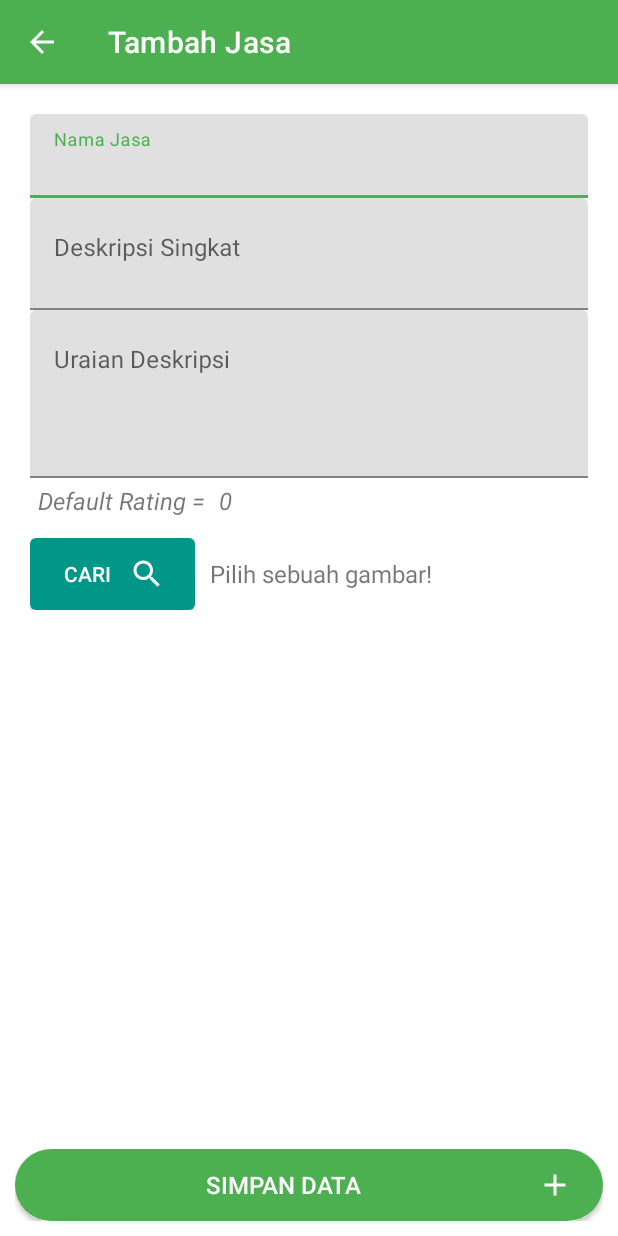
After one commit to Dimasrioardianto/Online-Service, an Android app: the AddJasaActivity screen opened directly, with no data from a screen before it, on a phone screen of 412 x 824 dp. The commit adds this screen. Run offline under Robolectric (Android 15) with nearby library versions, the phone set to English and light mode, and no system bars; libraries missing offline, so code that uses them is left out: com.github.dhaval2404.imagepicker, pub.devrel.easypermissions; pictures from the network do not load.

Commit message:
Update commit "4 modul 11_Tmbah jasa"

```diff
--- a/app/build.gradle.kts
+++ b/app/build.gradle.kts
@@ -77,4 +77,8 @@ dependencies {
 // Library untuk logging hasil request API
     implementation("com.squareup.okhttp3:logging-interceptor:4.11.0")
 
+    //Library utk permission dan file picker
+    implementation("pub.devrel:easypermissions:3.0.0")
+    implementation("com.github.dhaval2404:imagepicker:2.1")
+
 }
--- a/app/src/main/java/id/ac/polbeng/ardianto/onlineservice/services/JasaService.kt
+++ b/app/src/main/java/id/ac/polbeng/ardianto/onlineservice/services/JasaService.kt
@@ -1,10 +1,34 @@
 package id.ac.polbeng.ardianto.onlineservice.services
 
+import id.ac.polbeng.ardianto.onlineservice.models.DefaultResponse
 import id.ac.polbeng.ardianto.onlineservice.models.JasaResponse
-
+import okhttp3.MultipartBody
+import okhttp3.RequestBody
 import retrofit2.Call
 import retrofit2.http.GET
+import retrofit2.http.Multipart
+import retrofit2.http.POST
+import retrofit2.http.Part
+import retrofit2.http.Path
+
 interface JasaService {
     @GET("services")
-    fun getJasa() : Call<JasaResponse>
+    fun getJasa(): Call<JasaResponse>
+
+    @GET("userServices/{id}")
+    fun getJasaUser(
+        @Path("id") id: Int
+    ): Call<JasaResponse>
+
+    @Multipart
+    @POST("services")
+    fun addJasa(
+        @Part image: MultipartBody.Part,
+        @Part("id_user") idUser: RequestBody,
+        @Part("nama_jasa") namaJasa: RequestBody,
+        @Part("deskripsi_singkat") deskripsiSingkat: RequestBody,
+        @Part("uraian_deskripsi") uraianDeskripsi: RequestBody,
+        @Part("rating") rating: RequestBody,
+        @Part("file") gambar: RequestBody
+    ) : Call<DefaultResponse>
 }
--- /dev/null
+++ b/app/src/main/res/drawable/baseline_add_24.xml
@@ -0,0 +1,5 @@
+<vector xmlns:android="http://schemas.android.com/apk/res/android" android:height="24dp" android:tint="#FFFFFF" android:viewportHeight="24" android:viewportWidth="24" android:width="24dp">
+
+    <path android:fillColor="@android:color/white" android:pathData="M19,13h-6v6h-2v-6H5v-2h6V5h2v6h6v2z"/>
+
+</vector>
--- /dev/null
+++ b/app/src/main/res/drawable/baseline_search_24.xml
@@ -0,0 +1,5 @@
+<vector xmlns:android="http://schemas.android.com/apk/res/android" android:height="24dp" android:tint="#FFFFFF" android:viewportHeight="24" android:viewportWidth="24" android:width="24dp">
+
+    <path android:fillColor="@android:color/white" android:pathData="M15.5,14h-0.79l-0.28,-0.27C15.41,12.59 16,11.11 16,9.5 16,5.91 13.09,3 9.5,3S3,5.91 3,9.5 5.91,16 9.5,16c1.61,0 3.09,-0.59 4.23,-1.57l0.27,0.28v0.79l5,4.99L20.49,19l-4.99,-5zM9.5,14C7.01,14 5,11.99 5,9.5S7.01,5 9.5,5 14,7.01 14,9.5 11.99,14 9.5,14z"/>
+
+</vector>
--- /dev/null
+++ b/app/src/main/res/layout/activity_add_jasa.xml
@@ -0,0 +1,155 @@
+<?xml version="1.0" encoding="utf-8"?>
+<RelativeLayout xmlns:android="http://schemas.android.com/apk/res/android"
+    xmlns:tools="http://schemas.android.com/tools"
+    android:layout_width="match_parent"
+    android:layout_height="match_parent"
+    android:padding="10dp"
+    tools:context=".activities.AddJasaActivity">
+
+    <ScrollView
+        android:id="@+id/svData"
+        android:layout_width="match_parent"
+        android:layout_height="match_parent"
+        android:layout_above="@+id/btnAddJasa"
+        android:layout_marginBottom="16dp">
+
+        <LinearLayout
+            android:id="@+id/llData"
+            android:layout_width="match_parent"
+            android:layout_height="wrap_content"
+            android:orientation="vertical"
+            android:layout_margin="10dp">
+
+            <com.google.android.material.textfield.TextInputLayout
+                android:id="@+id/tvNamaJasa"
+                android:layout_width="match_parent"
+                android:layout_height="wrap_content">
+
+                <com.google.android.material.textfield.TextInputEditText
+                    android:id="@+id/etNamaJasa"
+                    android:layout_width="match_parent"
+                    android:layout_height="wrap_content"
+                    android:hint="@string/nama_jasa" />
+            </com.google.android.material.textfield.TextInputLayout>
+
+            <com.google.android.material.textfield.TextInputLayout
+                android:id="@+id/tvDeskripsiSingkat"
+                android:layout_width="match_parent"
+                android:layout_height="wrap_content">
+
+                <com.google.android.material.textfield.TextInputEditText
+                    android:id="@+id/etDeskripsiSingkat"
+                    android:layout_width="match_parent"
+                    android:layout_height="wrap_content"
+                    android:hint="@string/deskripsi_singkat"
+                    android:inputType="textCapSentences|textMultiLine"
+                    android:maxLines="3"
+                    android:minLines="2"
+                    android:gravity="top"/>
+            </com.google.android.material.textfield.TextInputLayout>
+
+            <com.google.android.material.textfield.TextInputLayout
+                android:id="@+id/tvUraianDeskripsi"
+                android:layout_width="match_parent"
+                android:layout_height="wrap_content">
+
+                <com.google.android.material.textfield.TextInputEditText
+                    android:id="@+id/etUraianDeskripsi"
+                    android:layout_width="match_parent"
+                    android:layout_height="match_parent"
+                    android:gravity="top"
+                    android:hint="@string/uraian_deskripsi"
+                    android:inputType="textCapSentences|textMultiLine"
+                    android:maxLines="5"
+                    android:minLines="4"/>
+            </com.google.android.material.textfield.TextInputLayout>
+
+            <LinearLayout
+                android:orientation="horizontal"
+                android:layout_width="match_parent"
+                android:layout_height="30dp"
+                android:layout_marginBottom="10dp">
+
+                <TextView
+                    android:id="@+id/tvJudulRating"
+                    android:layout_width="wrap_content"
+                    android:layout_height="match_parent"
+                    android:text="@string/default_rating"
+                    android:textSize="16sp"
+                    android:gravity="center_vertical"
+                    android:layout_marginStart="5dp" />
+
+                <TextView
+                    android:id="@+id/tvRating"
+                    android:layout_width="match_parent"
+                    android:layout_height="match_parent"
+                    android:text="@string/nol"
+                    android:textSize="16sp"
+                    android:gravity="center_vertical"
+                    android:layout_marginStart="5dp"/>
+            </LinearLayout>
+
+            <LinearLayout
+                android:id="@+id/llImage"
+                android:layout_width="match_parent"
+                android:layout_height="wrap_content"
+                android:orientation="horizontal">
+
+                <androidx.appcompat.widget.AppCompatButton
+                    android:id="@+id/btnCari"
+                    android:layout_width="110dp"
+                    android:layout_height="wrap_content"
+                    android:text="@string/cari"
+                    android:background="@drawable/button_style4"
+                    android:textColor="@android:color/white"
+                    android:textSize="14sp"
+                    android:paddingStart="10dp"
+                    android:paddingEnd="20dp"
+                    android:drawableEnd="@drawable/baseline_search_24"/>
+
+                <TextView
+                    android:id="@+id/tvImage"
+                    android:layout_width="match_parent"
+                    android:layout_height="match_parent"
+                    android:gravity="center_vertical"
+                    android:text="@string/pilih_gambar"
+                    android:textSize="16sp"
+                    android:layout_marginStart="10dp"
+                    android:textAppearance="@style/Base.TextAppearance.AppCompat.Small" />
+            </LinearLayout>
+
+            <ImageView
+                android:id="@+id/imgJasa"
+                android:layout_width="300dp"
+                android:layout_height="200dp"
+                android:layout_gravity="center_horizontal"
+                android:layout_marginTop="10dp"
+                android:layout_marginBottom="10dp"
+                android:scaleType="fitXY"
+                android:contentDescription="@string/app_name" />
+        </LinearLayout>
+
+    </ScrollView>
+
+    <androidx.appcompat.widget.AppCompatButton
+        android:id="@+id/btnAddJasa"
+        android:layout_width="match_parent"
+        android:layout_height="wrap_content"
+        android:layout_alignParentBottom="true"
+        android:text="@string/simpan_data"
+        android:background="@drawable/button_style2"
+        android:textColor="@android:color/white"
+        android:textSize="16sp"
+        android:paddingStart="10dp"
+        android:paddingEnd="20dp"
+        android:drawableEnd="@drawable/baseline_add_24"/>
+
+    <ProgressBar
+        android:id="@+id/progressBar"
+        android:layout_width="wrap_content"
+        android:layout_height="wrap_content"
+        android:layout_centerInParent="true"
+        style="?android:attr/progressBarStyle"
+        android:visibility="gone"/>
+
+</RelativeLayout>
--- a/app/src/main/res/values/strings.xml
+++ b/app/src/main/res/values/strings.xml
@@ -55,4 +55,19 @@ drawer</string>
     <string name="service_ac_barokah">Service AC Barokah</string>
     <string name="deskripsi_ringkas">Melayani service ac rumah, kantor,gedung dll</string>
     <string name="rating">4</string>
+    <!--form detail jasa-->
+    <string name="detail_jasa">Detail Jasa</string>
+    <string name="nama_jasa">Nama Jasa</string>
+    <string name="penyedia">Penyedia</string>
+    <string name="kontak">Kontak</string>
+    <string name="newrating">Rating</string>
+    <string name="deskripsi_singkat">Deskripsi Singkat</string>
+    <string name="uraian_deskripsi">Uraian Deskripsi</string>
+    <!--form add jasa-->
+    <string name="tambah_jasa">Tambah Jasa</string>
+    <string name="default_rating"><i>Default Rating = </i></string>
+    <string name="nol"><i>0</i></string>
+    <string name="cari">Cari</string>
+    <string name="pilih_gambar">Pilih sebuah gambar!</string>
+    <string name="simpan_data">&#160;Simpan Data&#160;</string>
 </resources>
--- a/settings.gradle.kts
+++ b/settings.gradle.kts
@@ -16,6 +16,9 @@ dependencyResolutionManagement {
     repositories {
         google()
         mavenCentral()
+        maven {
+            url = uri("https://jitpack.io")
+        }
     }
 }
 
```
Also changed, not shown: app/src/main/AndroidManifest.xml (+30 -6 lines), app/src/main/java/id/ac/polbeng/ardianto/onlineservice/activities/AddJasaActivity.kt (added, +158 -0 lines), app/src/main/java/id/ac/polbeng/ardianto/onlineservice/activities/DetailJasaActivity.kt (added, +33 -0 lines), app/src/main/java/id/ac/polbeng/ardianto/onlineservice/fragments/HomeFragment.kt (+8 -1 lines), app/src/main/java/id/ac/polbeng/ardianto/onlineservice/fragments/ServiceFragment.kt (+96 -11 lines), app/src/main/res/layout/activity_detail_jasa.xml (added, +117 -0 lines), app/src/main/res/layout/fragment_service.xml (+31 -15 lines).
